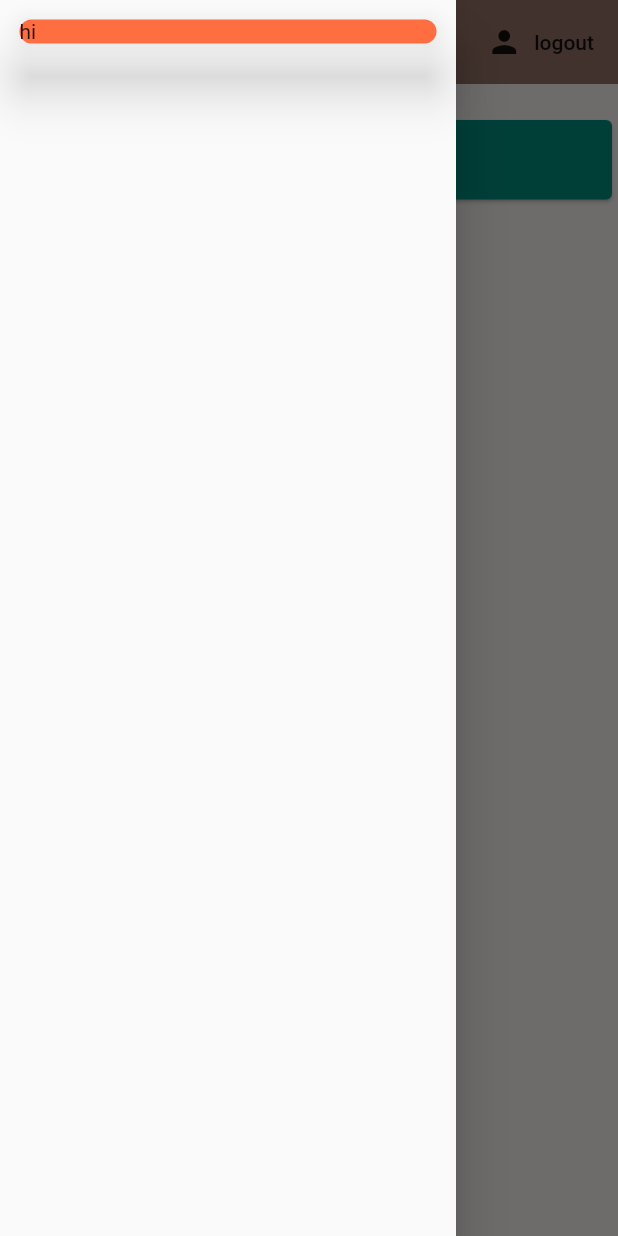
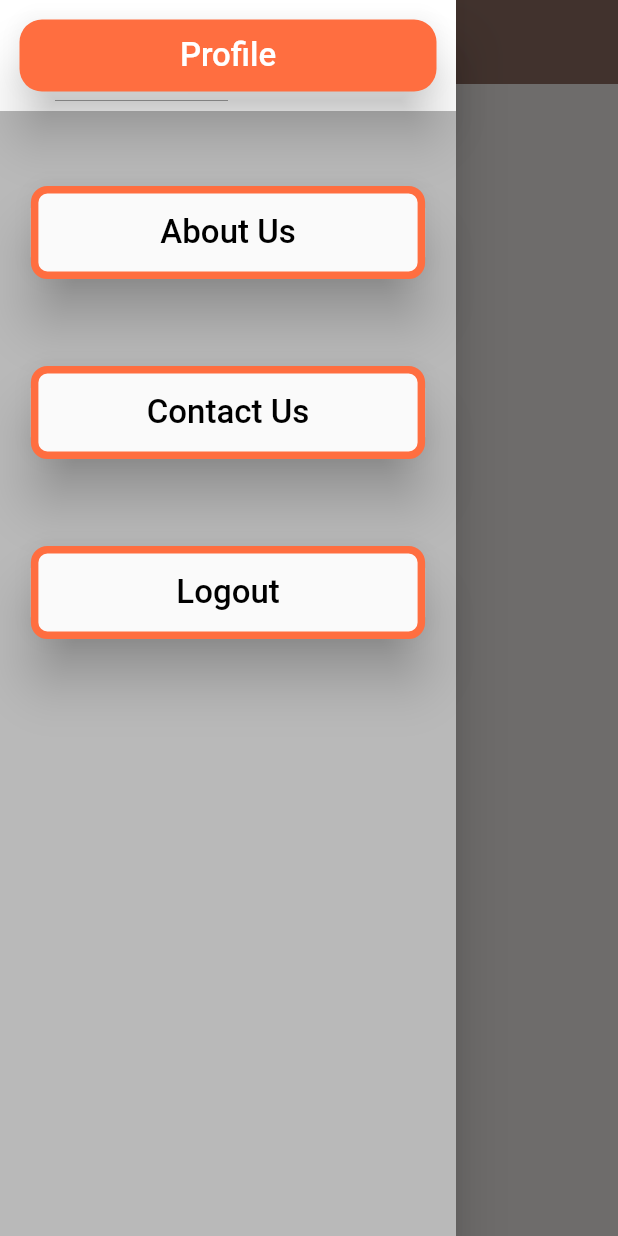
Before and after one commit to sauravsb99/Quaestio, a Flutter app: the screen it shows once a user with an empty profile is signed in, with the side drawer open, on a phone screen of 412 x 824 dp. Run offline on Flutter 3.47's test engine with Material 2 defaults, Android fonts, the light colour scheme and no system bars; our stand-ins replace cloud_firestore, firebase_auth, flutter_spinkit; accounts and stored records are empty.

Commit message:
drawer over+ sign in button in register

```diff
--- a/queastio/lib/screens/authenticate/sign_in.dart
+++ b/queastio/lib/screens/authenticate/sign_in.dart
@@ -71,17 +71,13 @@ class _SignInState extends State<SignIn> {
 
     return Scaffold(
       backgroundColor: Colors.brown[100],
+      drawer: null,
       appBar: AppBar(
         backgroundColor: Colors.brown[400],
         elevation: 0.0,
-        title: Text('Sign in to Brew Crew'),
-        actions: <Widget>[
-          FlatButton.icon(
-            icon: Icon(Icons.person),
-            label: Text('Register'),
-            onPressed: () => widget.toggleView(),
-          ),
-        ],
+        title: Text('Sign in'),
+//        actions: <Widget>[
+//        ],
       ),
 
       body: Container(
@@ -90,6 +86,11 @@ class _SignInState extends State<SignIn> {
           key: _formKey,
           child: Column(
             children: <Widget>[
+              FlatButton.icon(
+                icon: Icon(Icons.person),
+                label: Text('Register'),
+                onPressed: () => widget.toggleView(),
+              ),
               SizedBox(height: 20.0),
               emailField,
               SizedBox(height: 20.0),
--- a/queastio/lib/screens/home/home.dart
+++ b/queastio/lib/screens/home/home.dart
@@ -1,9 +1,11 @@
+import 'package:flutter/widgets.dart';
 import 'package:queastio/services/auth.dart';
 import 'package:flutter/material.dart';
-import 'package:queastio/screens/home/landing.dart';
+import 'package:queastio/widgets/Drawer.dart';
 
 class Home extends StatelessWidget {
-  final AuthService _auth = AuthService();
+
+
 
   @override
   Widget build(BuildContext context) {
@@ -11,42 +13,21 @@ class Home extends StatelessWidget {
       child: Scaffold(
         backgroundColor: Colors.brown[50],
         drawer: Drawer(
-          child: ListView(
-            children:<Widget>[
-              Padding(padding: const EdgeInsets.all(13.0),
-                child: Container(
-                  child:Material(
-                    color: Colors.deepOrangeAccent,
-                    elevation: 15.0,
-                    borderRadius: BorderRadius.circular(15.0),
-                    borderOnForeground: true,
-                    child: Row(
-                      children: <Widget>[
-                        Text("hi"),
-                      ],
-                    ),
-                  ),
-                ),
-              ),
-            ],
-          ),
+          child: MyDrawer(),
         ),
-        appBar: AppBar(
-          title: Text('Quaestia'),
+          appBar: AppBar(
+            title: Text('Quaestia'),
           backgroundColor: Colors.brown[400],
           elevation: 0.0,
-          actions: <Widget>[
-            FlatButton.icon(
-              icon: Icon(Icons.person),
-              label: Text('logout'),
-              onPressed: () async {
-                await _auth.signOut();
-              },
-            ),
-          ],
+//          actions: <Widget>[
+//            FlatButton.icon(
+//              icon: Icon(Icons.person),
+//              label: Text('logout'),
+//
+//            ),
+//          ],
         ),
-        body: Landing(),
       ),
-    );
+      );
   }
 }
--- /dev/null
+++ b/queastio/lib/widgets/Drawer.dart
@@ -0,0 +1,215 @@
+import 'package:flutter/material.dart';
+import 'package:flutter/widgets.dart';
+import 'package:queastio/services/auth.dart';
+
+class MyDrawer extends StatefulWidget {
+  @override
+  _MyDrawerState createState() => _MyDrawerState();
+}
+
+class _MyDrawerState extends State<MyDrawer> {
+
+  final AuthService _auth = AuthService();
+  @override
+  Widget build(BuildContext context) {
+    return Container(
+      color: Colors.black26,
+      child: ListView(
+
+        children:<Widget>[
+
+          Container(
+            color: Colors.white,
+            child: Padding(padding: const EdgeInsets.all(13.0),
+
+              child:Material(
+                color: Colors.deepOrangeAccent,
+                elevation: 15.0,
+                borderRadius: BorderRadius.circular(15.0),
+                borderOnForeground: true,
+
+                child: FlatButton(
+                  onPressed: (){},
+
+
+                  child: Row(
+                    crossAxisAlignment: CrossAxisAlignment.center,
+                    mainAxisSize: MainAxisSize.max,
+                    mainAxisAlignment: MainAxisAlignment.center,
+                    children: <Widget>[
+                      Padding(
+                        padding: EdgeInsets.all(8.0),
+//                          padding: EdgeInsets.fromLTRB(MediaQuery.of(context).size.width/4,8,8,8),
+                        child: Container(
+
+                          child: Text("Profile",textAlign: TextAlign.center,
+                            style: TextStyle(fontSize: 22.0,color: Colors.white),
+                          ),
+                        ),
+                      ),
+                    ],
+                  ),
+                ),
+              ),
+            ),
+          ),
+
+          Wrap(
+            alignment: WrapAlignment.center,
+            children: <Widget>[
+              Padding(
+//padding: EdgeInsetsGeometry(WrapAlignment.center),
+                padding: EdgeInsets.fromLTRB(MediaQuery.of(context).size.width*0.05,50,MediaQuery.of(context).size.width*0.05,8),
+//
+                child: Material(
+                  elevation: 15.0,
+                  borderRadius: BorderRadius.circular(15.0),
+                  borderOnForeground: true,
+                  child: FlatButton(
+                    onPressed: (){},
+                    child: Padding(
+                      padding: const EdgeInsets.all(8.0),
+                      child: Container(
+                        width: MediaQuery.of(context).size.width*0.7,
+                        padding: EdgeInsets.fromLTRB(0, 10, 0, 10),
+//                          color: Colors.blueGrey,
+                        child:Center(
+                          child: Text('About Us', style: TextStyle(
+                            fontSize: 22,
+                            color: Colors.black,
+                          ),
+                          ),
+                        ),
+                      ),
+                    ),
+
+                    shape: RoundedRectangleBorder(side: BorderSide(
+                      color: Colors.deepOrangeAccent,
+                      width: 5,
+                      style: BorderStyle.solid,
+                    ), borderRadius: BorderRadius.circular(11)),
+                  ),
+                ),
+              ),
+            ],
+          ),
+
+          Wrap(
+            alignment: WrapAlignment.center,
+            children: <Widget>[
+              Padding(
+//padding: EdgeInsetsGeometry(WrapAlignment.center),
+                padding: EdgeInsets.fromLTRB(MediaQuery.of(context).size.width*0.05,50,MediaQuery.of(context).size.width*0.05,8),
+//
+                child: Material(
+                  elevation: 15.0,
+                  borderRadius: BorderRadius.circular(15.0),
+                  borderOnForeground: true,
+                  child: FlatButton(
+                    onPressed: (){},
+                    child: Padding(
+                      padding: const EdgeInsets.all(8.0),
+                      child: Container(
+                        width: MediaQuery.of(context).size.width*0.7,
+                        padding: EdgeInsets.fromLTRB(0, 10, 0, 10),
+//                          color: Colors.blueGrey,
+                        child:Center(
+                          child: Text('Contact Us', style: TextStyle(
+                            fontSize: 22,
+                            color: Colors.black,
+                          ),
+                          ),
+                        ),
+                      ),
+                    ),
+
+                    shape: RoundedRectangleBorder(side: BorderSide(
+                      color: Colors.deepOrangeAccent,
+                      width: 5,
+                      style: BorderStyle.solid,
+                    ), borderRadius: BorderRadius.circular(11)),
+                  ),
+                ),
+              ),
+            ],
+          ),
+
+
+                Wrap(
+                  alignment: WrapAlignment.center,
+                  children: <Widget>[
+                    Padding(
+                      //padding: EdgeInsetsGeometry(WrapAlignment.center),
+                      padding: EdgeInsets.fromLTRB(MediaQuery.of(context).size.width*0.05,50,MediaQuery.of(context).size.width*0.05,8),
+                      //
+                      child: Material(
+                        elevation: 15.0,
+                        borderRadius: BorderRadius.circular(15.0),
+                        borderOnForeground: true,
+                        child: FlatButton(
+                          onPressed: () async {
+                            await _auth.signOut();
+
+                            },
+                          child: Padding(
+                            padding: const EdgeInsets.all(8.0),
+                            child: Container(
+                              width: MediaQuery.of(context).size.width*0.7,
+                              padding: EdgeInsets.fromLTRB(0, 10, 0, 10),
+//                          color: Colors.blueGrey,
+                              child:Center(
+                                child: Text('Logout', style: TextStyle(
+                                  fontSize: 22,
+                                  color: Colors.black,
+                                ),
+                                ),
+                              ),
+                            ),
+                          ),
+
+                          shape: RoundedRectangleBorder(side: BorderSide(
+                            color: Colors.deepOrangeAccent,
+                            width: 5,
+                            style: BorderStyle.solid,
+                          ), borderRadius: BorderRadius.circular(11)),
+                        ),
+                      ),
+                    ),
+                  ],
+                ),
+
+
+
+//              TEST
+//                Container(
+//
+//                  // This align moves the children to the bottom
+//                    child: Align(
+//                        alignment: FractionalOffset.bottomCenter,
+//                        // This container holds all the children that will be aligned
+//                        // on the bottom and should not scroll with the above ListView
+//                        child: Container(
+//                            child: Column(
+//                              children: <Widget>[
+//                                Divider(),
+//                                ListTile(
+//                                    leading: Icon(Icons.settings),
+//                                    title: Text('Settings')),
+//                                ListTile(
+//                                    leading: Icon(Icons.help),
+//                                    title: Text('Help and Feedback'))
+//                              ],
+//                            )
+//                        )
+//                    )
+//                ),
+
+
+
+
+
+        ],
+      ),
+    );
+  }
+}
```
